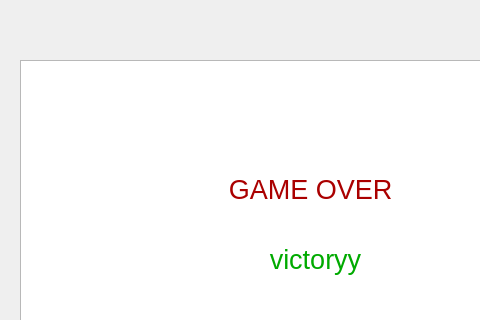
Old version of the form hangman.ui in the repository nadabadawi/Hangman_Game_Qt_Project; both pictures show x 0 to 480 and y 0 to 320 of the 630 by 607 pixel window.
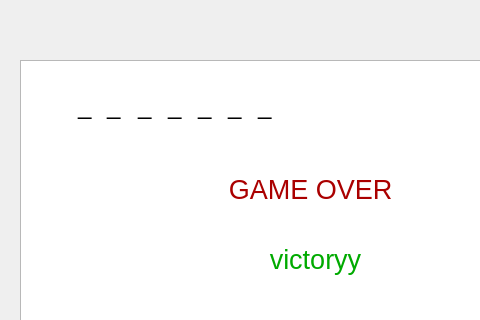
New version of the form.

Commit message: (Hello there)

Diff of the .ui file:
```diff
--- a/hangman.ui
+++ b/hangman.ui
@@ -376,7 +376,7 @@
     </font>
    </property>
    <property name="text">
-    <string/>
+    <string>_</string>
    </property>
    <property name="frame">
     <bool>false</bool>
@@ -400,7 +400,7 @@
     </font>
    </property>
    <property name="text">
-    <string/>
+    <string>_</string>
    </property>
    <property name="frame">
     <bool>false</bool>
@@ -427,7 +427,7 @@
     </font>
    </property>
    <property name="text">
-    <string/>
+    <string>_</string>
    </property>
    <property name="frame">
     <bool>false</bool>
@@ -454,7 +454,7 @@
     </font>
    </property>
    <property name="text">
-    <string/>
+    <string>_</string>
    </property>
    <property name="frame">
     <bool>false</bool>
@@ -478,7 +478,7 @@
     </font>
    </property>
    <property name="text">
-    <string/>
+    <string>_</string>
    </property>
    <property name="frame">
     <bool>false</bool>
@@ -502,7 +502,7 @@
     </font>
    </property>
    <property name="text">
-    <string/>
+    <string>_</string>
    </property>
    <property name="frame">
     <bool>false</bool>
@@ -526,7 +526,7 @@
     </font>
    </property>
    <property name="text">
-    <string/>
+    <string>_</string>
    </property>
    <property name="frame">
     <bool>false</bool>
```
Left out of the diff: 10 changed lines with no effect on the pictures. The commit also changes 2 other files.
